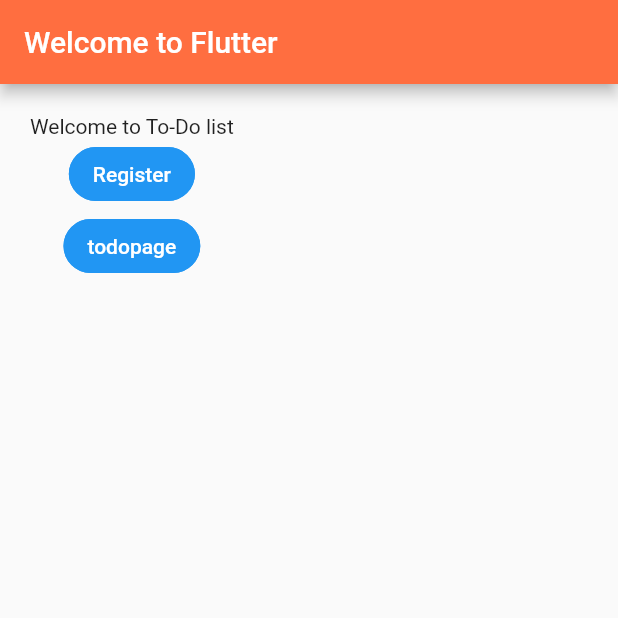
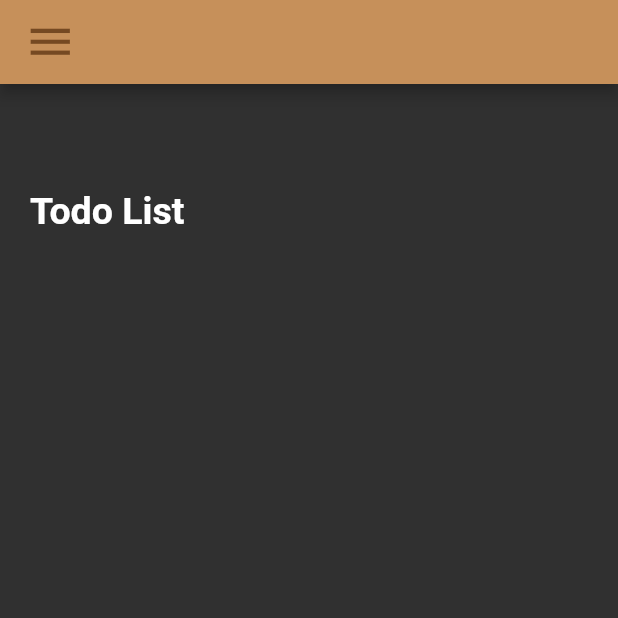
Before and after one commit to BushraAlzahrani/Flutter-todo, a Flutter app: the screen it shows after launch, on a phone screen of 412 x 824 dp, the top half of it. Run offline on Flutter 3.47's test engine with Material 2 defaults, Android fonts, the phone set to English and light mode, and no system bars.

Commit message:
new screens ui, added firebase dependencies in android, deleted login and register screens

```diff
--- a/lib/home_screen.dart
+++ /dev/null
@@ -1,46 +0,0 @@
-import 'package:flutter/material.dart';
-
-
-class Home extends StatelessWidget {
-
-  @override
-  Widget build(BuildContext context) {
-    return Scaffold(
-        appBar: AppBar(
-          title: const Text('Welcome to Flutter'),
-          backgroundColor: Colors.deepOrangeAccent,
-        ),
-        body: Container(
-        child: Padding(
-              padding: EdgeInsets.all(20),
-              child: Column(children: <Widget>[
-                Text( 'Welcome to To-Do list'),
-                    OutlinedButton(
-                  style: OutlinedButton.styleFrom(
-                    shape: StadiumBorder(),
-                    side: BorderSide(width: 2, color: Colors.blue),
-                    backgroundColor: Colors.blue,
-                    primary: Colors.white,
-                  ),
-                  onPressed: () {
-                    Navigator.pushNamed(context, 'register');
-                  },
-                  child: Text('Register'),
-
-                ),
-                    OutlinedButton(
-                  style: OutlinedButton.styleFrom(
-                    shape: StadiumBorder(),
-                    side: BorderSide(width: 2, color: Colors.blue),
-                    backgroundColor: Colors.blue,
-                    primary: Colors.white,
-                  ),
-                  onPressed: () {
-                    Navigator.pushNamed(context, 'todopage');
-                  },
-                  child: Text('todopage'),
-                ),
-              ]),
-              )));
-  }
-}
--- a/lib/main.dart
+++ b/lib/main.dart
@@ -1,8 +1,10 @@
 
 import 'package:flutter/material.dart';
-import 'package:my_app/todo_screen.dart';
-import 'package:my_app/home_screen.dart';
-import 'package:my_app/register_screen.dart';
+import 'package:my_app/screens/addtasks.dart';
+import 'package:my_app/screens/home.dart';
+import 'package:my_app/screens/register_screen.dart';
+
+
 void main() {
   runApp(const MyApp());
 }
@@ -14,13 +16,17 @@ class MyApp extends StatelessWidget {
   Widget build(BuildContext context) {
     return MaterialApp(
       debugShowCheckedModeBanner: false,
-      title: 'Welcome to Flutter',
-      // home: Home(),
+      theme: ThemeData.dark().copyWith(
+        primaryColor: Color.fromARGB(255, 181, 105, 43),
+        accentColor: Color.fromARGB(255, 88, 119, 172),
+      )
+      ,
+      title: 'Todo List',
       initialRoute: 'home',
       routes: {
         'home':(context) => Home(),
         'register':(context) => RegisterUser(),
-        'todopage':(context)=> ToDoPage()
+        'addtasks':(context)=> AddTasks()
       },
 
     );
--- /dev/null
+++ b/lib/screens/home.dart
@@ -0,0 +1,47 @@
+import 'package:flutter/material.dart';
+
+class Home extends StatefulWidget {
+  @override
+  State<Home> createState() => _MyWidgetState();
+}
+
+class _MyWidgetState extends State<Home> {
+  TextEditingController taskcontroller = TextEditingController();
+
+  addtask() {}
+
+  @override
+  Widget build(BuildContext context) {
+    return Scaffold(
+        appBar: AppBar(
+          backgroundColor: Color.fromARGB(255, 198, 144, 90),
+          title: Row(
+            children: [
+              Icon(
+                Icons.menu,
+                color: Color.fromARGB(167, 75, 36, 4),
+                size: 35,
+              ),
+            ],
+          ),
+        ),
+        // floatingActionButton: ,
+        body: Container(
+          margin: const EdgeInsets.only(top: 50),
+          child: Padding(
+              padding: EdgeInsets.all(20),
+              child: Column(children: <Widget>[
+                Container(
+                    height: 60,
+                    width: 400,
+                    child: Text('Todo List',
+                        style: TextStyle(
+                          fontSize: 25,
+                          fontWeight: FontWeight.bold,
+                        ))),
+
+
+              ])),
+        ));
+  }
+}
```
Also changed, not shown: lib/register_screen.dart (deleted, +0 -97 lines), lib/screens/addtasks.dart (renamed from lib/todo_screen.dart, +19 -19 lines), lib/widgets/todo_item.dart (added, +11 -0 lines), lib/login_screen.dart (deleted), 3 other files.
